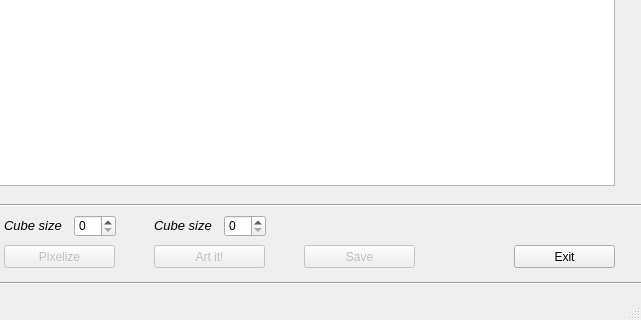
taramija/PixelArt, file mainwindow.ui: the form before one commit; both pictures show x 366 to 1007 and y 462 to 782 of the 1007 by 782 pixel window.
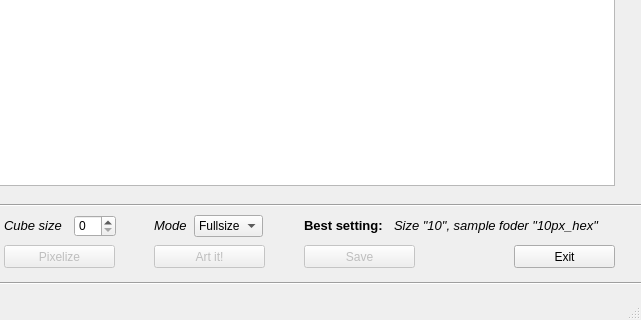
The form after the commit.

Commit message: add scale mechanic / add processing region selector mechanic / rework comments / add 50px sample img folder

```diff
--- a/mainwindow.ui
+++ b/mainwindow.ui
@@ -173,7 +173,7 @@
      <rect>
       <x>520</x>
       <y>650</y>
-      <width>61</width>
+      <width>71</width>
       <height>41</height>
      </rect>
     </property>
@@ -186,18 +186,90 @@
      </font>
     </property>
     <property name="text">
-     <string>Cube size</string>
+     <string>Mode</string>
     </property>
    </widget>
-   <widget class="QSpinBox" name="inputSize_2">
+   <widget class="QLabel" name="label_3">
     <property name="geometry">
      <rect>
-      <x>590</x>
+      <x>760</x>
+      <y>650</y>
+      <width>241</width>
+      <height>41</height>
+     </rect>
+    </property>
+    <property name="font">
+     <font>
+      <pointsize>10</pointsize>
+      <weight>50</weight>
+      <italic>true</italic>
+      <bold>false</bold>
+     </font>
+    </property>
+    <property name="text">
+     <string>Size &quot;10&quot;, sample foder &quot;10px_hex&quot;</string>
+    </property>
+   </widget>
+   <widget class="QLabel" name="label_4">
+    <property name="geometry">
+     <rect>
+      <x>670</x>
+      <y>650</y>
+      <width>81</width>
+      <height>41</height>
+     </rect>
+    </property>
+    <property name="font">
+     <font>
+      <pointsize>10</pointsize>
+      <weight>75</weight>
+      <italic>false</italic>
+      <bold>true</bold>
+     </font>
+    </property>
+    <property name="text">
+     <string>Best setting: </string>
+    </property>
+   </widget>
+   <widget class="QComboBox" name="boxMode">
+    <property name="geometry">
+     <rect>
+      <x>560</x>
       <y>660</y>
-      <width>42</width>
+      <width>69</width>
       <height>22</height>
      </rect>
     </property>
+    <item>
+     <property name="text">
+      <string>Fullsize</string>
+     </property>
+    </item>
+    <item>
+     <property name="text">
+      <string>Central</string>
+     </property>
+    </item>
+    <item>
+     <property name="text">
+      <string>Top left</string>
+     </property>
+    </item>
+    <item>
+     <property name="text">
+      <string>Top right</string>
+     </property>
+    </item>
+    <item>
+     <property name="text">
+      <string>Bottom left</string>
+     </property>
+    </item>
+    <item>
+     <property name="text">
+      <string>Bottom right</string>
+     </property>
+    </item>
    </widget>
   </widget>
   <widget class="QToolBar" name="mainToolBar">
```
The commit also changes 1147 other files.
